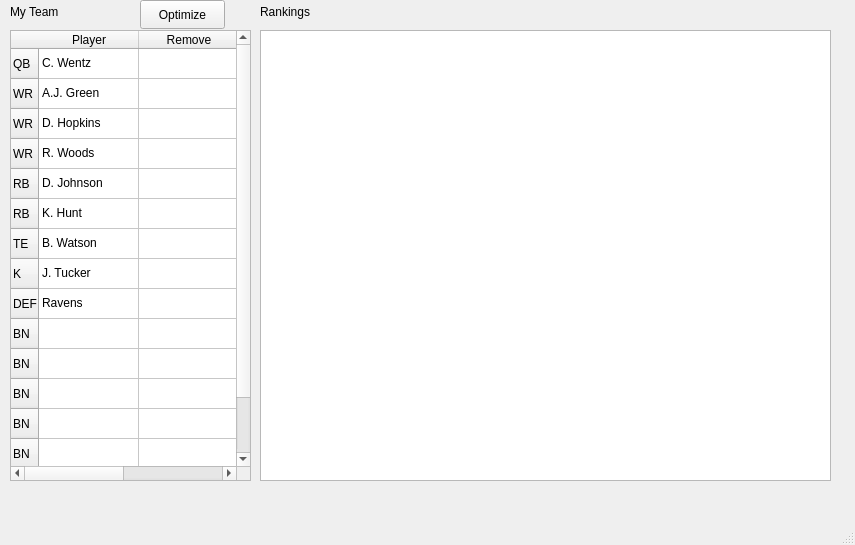
The window that LineupOptimizerFrontEnd.ui (mwstrfld/FFLineupOptimizer) describes before a commit, drawn with Qt 5.
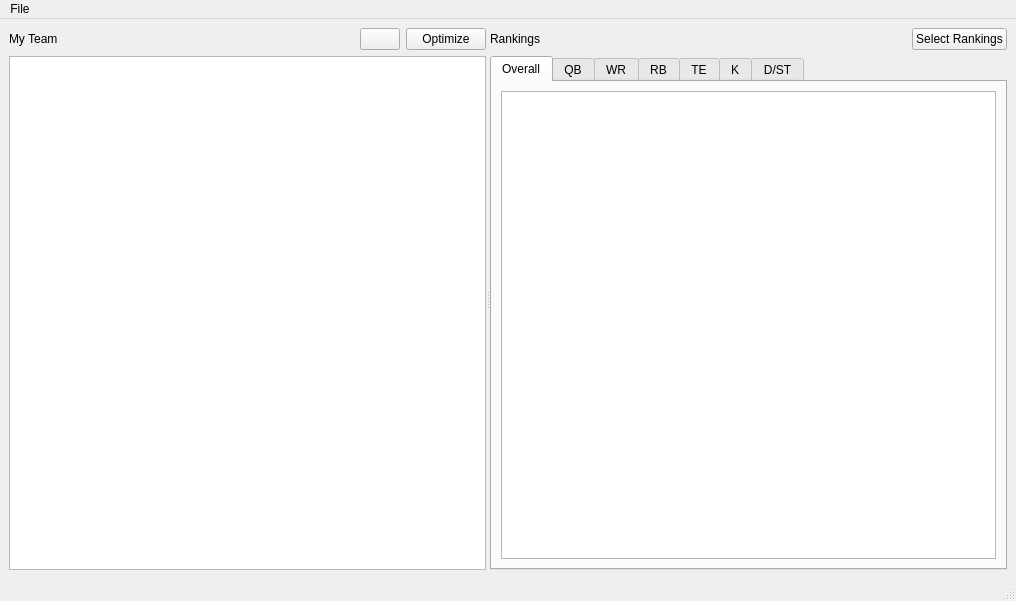
The same window after the commit.

Commit message: Updated GUI for tab view and added buttons along with the CSV Parser working correctly.

The edit to the form file:
```diff
--- a/LineupOptimizerFrontEnd.ui
+++ b/LineupOptimizerFrontEnd.ui
@@ -6,8 +6,8 @@
    <rect>
     <x>0</x>
     <y>0</y>
-    <width>855</width>
-    <height>545</height>
+    <width>1016</width>
+    <height>601</height>
    </rect>
   </property>
   <property name="sizePolicy">
@@ -32,185 +32,16 @@
    <string>Fantasy Football Lineup Optimizer</string>
   </property>
   <widget class="QWidget" name="centralwidget">
-   <widget class="QTableWidget" name="myTeamTableWidget">
-    <property name="geometry">
-     <rect>
-      <x>10</x>
-      <y>30</y>
-      <width>241</width>
-      <height>451</height>
-     </rect>
-    </property>
-    <property name="sizePolicy">
-     <sizepolicy hsizetype="Fixed" vsizetype="Fixed">
-      <horstretch>0</horstretch>
-      <verstretch>0</verstretch>
-     </sizepolicy>
-    </property>
-    <row>
-     <property name="text">
-      <string>QB</string>
-     </property>
-    </row>
-    <row>
-     <property name="text">
-      <string>WR</string>
-     </property>
-    </row>
-    <row>
-     <property name="text">
-      <string>WR</string>
-     </property>
-    </row>
-    <row>
-     <property name="text">
-      <string>WR</string>
-     </property>
-    </row>
-    <row>
-     <property name="text">
-      <string>RB</string>
-     </property>
-    </row>
-    <row>
-     <property name="text">
-      <string>RB</string>
-     </property>
-    </row>
-    <row>
-     <property name="text">
-      <string>TE</string>
-     </property>
-    </row>
-    <row>
-     <property name="text">
-      <string>K</string>
-     </property>
-    </row>
-    <row>
-     <property name="text">
-      <string>DEF</string>
-     </property>
-    </row>
-    <row>
-     <property name="text">
-      <string>BN</string>
-     </property>
-    </row>
-    <row>
-     <property name="text">
-      <string>BN</string>
-     </property>
-    </row>
-    <row>
-     <property name="text">
-      <string>BN</string>
-     </property>
-    </row>
-    <row>
-     <property name="text">
-      <string>BN</string>
-     </property>
-    </row>
-    <row>
-     <property name="text">
-      <string>BN</string>
-     </property>
-    </row>
-    <row>
-     <property name="text">
-      <string>BN</string>
-     </property>
-    </row>
-    <column>
-     <property name="text">
-      <string>Player</string>
-     </property>
-    </column>
-    <column>
-     <property name="text">
-      <string>Remove</string>
-     </property>
-    </column>
+   <layout class="QGridLayout" name="gridLayout">
     <item row="0" column="0">
-     <property name="text">
-      <string>C. Wentz</string>
-     </property>
-    </item>
-    <item row="1" column="0">
-     <property name="text">
-      <string>A.J. Green</string>
-     </property>
-    </item>
-    <item row="2" column="0">
-     <property name="text">
-      <string>D. Hopkins</string>
-     </property>
-    </item>
-    <item row="3" column="0">
-     <property name="text">
-      <string>R. Woods</string>
-     </property>
-    </item>
-    <item row="4" column="0">
-     <property name="text">
-      <string>D. Johnson</string>
-     </property>
-    </item>
-    <item row="5" column="0">
-     <property name="text">
-      <string>K. Hunt</string>
-     </property>
-    </item>
-    <item row="6" column="0">
-     <property name="text">
-      <string>B. Watson</string>
-     </property>
-    </item>
-    <item row="7" column="0">
-     <property name="text">
-      <string>J. Tucker</string>
-     </property>
-    </item>
-    <item row="8" column="0">
-     <property name="text">
-      <string>Ravens</string>
-     </property>
-    </item>
-   </widget>
-   <widget class="QTableWidget" name="rankingsTableWidget">
-    <property name="geometry">
-     <rect>
-      <x>260</x>
-      <y>30</y>
-      <width>571</width>
-      <height>451</height>
-     </rect>
-    </property>
-   </widget>
-   <widget class="QPushButton" name="optimizeButton">
-    <property name="geometry">
-     <rect>
-      <x>140</x>
-      <y>0</y>
-      <width>85</width>
-      <height>29</height>
-     </rect>
-    </property>
-    <property name="text">
-     <string>Optimize</string>
-    </property>
-   </widget>
-   <widget class="QWidget" name="layoutWidget">
-    <property name="geometry">
-     <rect>
-      <x>10</x>
-      <y>0</y>
-      <width>109</width>
-      <height>23</height>
-     </rect>
-    </property>
-    <layout class="QHBoxLayout" name="myTeamHorizontalLayout">
+     <widget class="QSplitter" name="splitter">
+      <property name="orientation">
+       <enum>Qt::Horizontal</enum>
+      </property>
+      <widget class="QWidget" name="">
+       <layout class="QVBoxLayout" name="verticalLayout">
+        <item>
+         <layout class="QHBoxLayout" name="horizontalLayout_2">
      <item>
       <widget class="QLabel" name="myTeamLabel">
        <property name="text">
@@ -231,17 +62,43 @@
        </property>
       </spacer>
      </item>
-    </layout>
-   </widget>
-   <widget class="QWidget" name="layoutWidget">
-    <property name="geometry">
-     <rect>
-      <x>260</x>
-      <y>0</y>
-      <width>107</width>
-      <height>23</height>
-     </rect>
-    </property>
+          <item>
+           <widget class="QPushButton" name="addPlayerButton">
+            <property name="sizePolicy">
+             <sizepolicy hsizetype="Minimum" vsizetype="Minimum">
+              <horstretch>0</horstretch>
+              <verstretch>0</verstretch>
+             </sizepolicy>
+            </property>
+            <property name="text">
+             <string/>
+            </property>
+           </widget>
+          </item>
+          <item>
+           <widget class="QPushButton" name="optimizeButton">
+            <property name="text">
+             <string>Optimize</string>
+            </property>
+           </widget>
+          </item>
+         </layout>
+        </item>
+        <item>
+         <widget class="QTableView" name="myTeamTableView">
+          <property name="sizePolicy">
+           <sizepolicy hsizetype="Expanding" vsizetype="Expanding">
+            <horstretch>0</horstretch>
+            <verstretch>0</verstretch>
+           </sizepolicy>
+          </property>
+         </widget>
+        </item>
+       </layout>
+      </widget>
+      <widget class="QWidget" name="">
+       <layout class="QVBoxLayout" name="verticalLayout_2">
+        <item>
     <layout class="QHBoxLayout" name="horizontalLayout">
      <item>
       <widget class="QLabel" name="rankingsLabel">
@@ -263,18 +120,86 @@
        </property>
       </spacer>
      </item>
-    </layout>
-   </widget>
+          <item>
+           <widget class="QPushButton" name="selectRankingsButton">
+            <property name="text">
+             <string>Select Rankings</string>
+            </property>
+           </widget>
+          </item>
+         </layout>
+        </item>
+        <item>
+         <widget class="QTabWidget" name="rankingsTabWidget">
+          <property name="currentIndex">
+           <number>0</number>
+          </property>
+          <widget class="QWidget" name="overallTab">
+           <attribute name="title">
+            <string>Overall</string>
+           </attribute>
+           <layout class="QGridLayout" name="gridLayout_2">
+            <item row="0" column="0">
+             <widget class="QTableView" name="rankingsTableView"/>
+            </item>
+           </layout>
+          </widget>
+          <widget class="QWidget" name="qbTab">
+           <attribute name="title">
+            <string>QB</string>
+           </attribute>
+          </widget>
+          <widget class="QWidget" name="wrTab">
+           <attribute name="title">
+            <string>WR</string>
+           </attribute>
+          </widget>
+          <widget class="QWidget" name="rbTab">
+           <attribute name="title">
+            <string>RB</string>
+           </attribute>
+          </widget>
+          <widget class="QWidget" name="teTab">
+           <attribute name="title">
+            <string>TE</string>
+           </attribute>
+          </widget>
+          <widget class="QWidget" name="kTab">
+           <attribute name="title">
+            <string>K</string>
+           </attribute>
+          </widget>
+          <widget class="QWidget" name="dstTab">
+           <attribute name="title">
+            <string>D/ST</string>
+           </attribute>
+          </widget>
+         </widget>
+        </item>
+       </layout>
+      </widget>
+     </widget>
+    </item>
+   </layout>
   </widget>
   <widget class="QMenuBar" name="menubar">
    <property name="geometry">
     <rect>
      <x>0</x>
      <y>0</y>
-     <width>855</width>
+     <width>1016</width>
      <height>26</height>
     </rect>
    </property>
+   <widget class="QMenu" name="menuFile">
+    <property name="title">
+     <string>File</string>
+    </property>
+    <addaction name="actionClose"/>
+    <addaction name="separator"/>
+    <addaction name="actionConfigure_Settings"/>
+   </widget>
+   <addaction name="menuFile"/>
   </widget>
   <widget class="QStatusBar" name="statusbar"/>
  </widget>
```
Left out of the diff: 10 changed lines with no effect on the pictures. Lines whose indentation alone changed are shown as unchanged. The commit also changes 5 other files.
